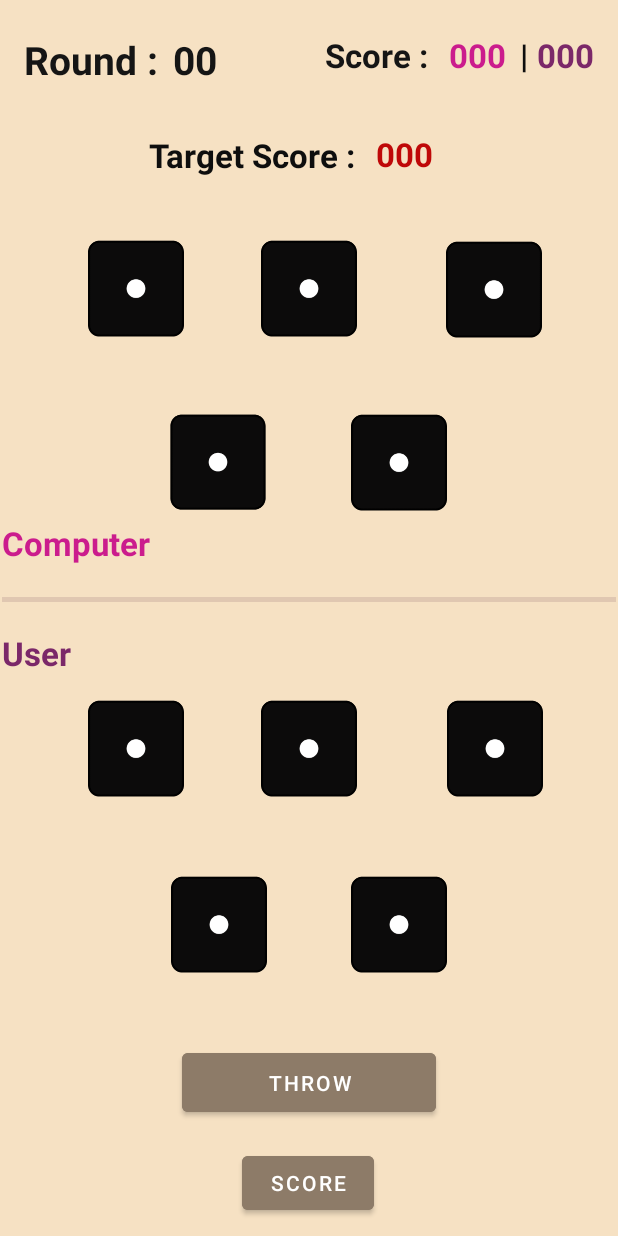
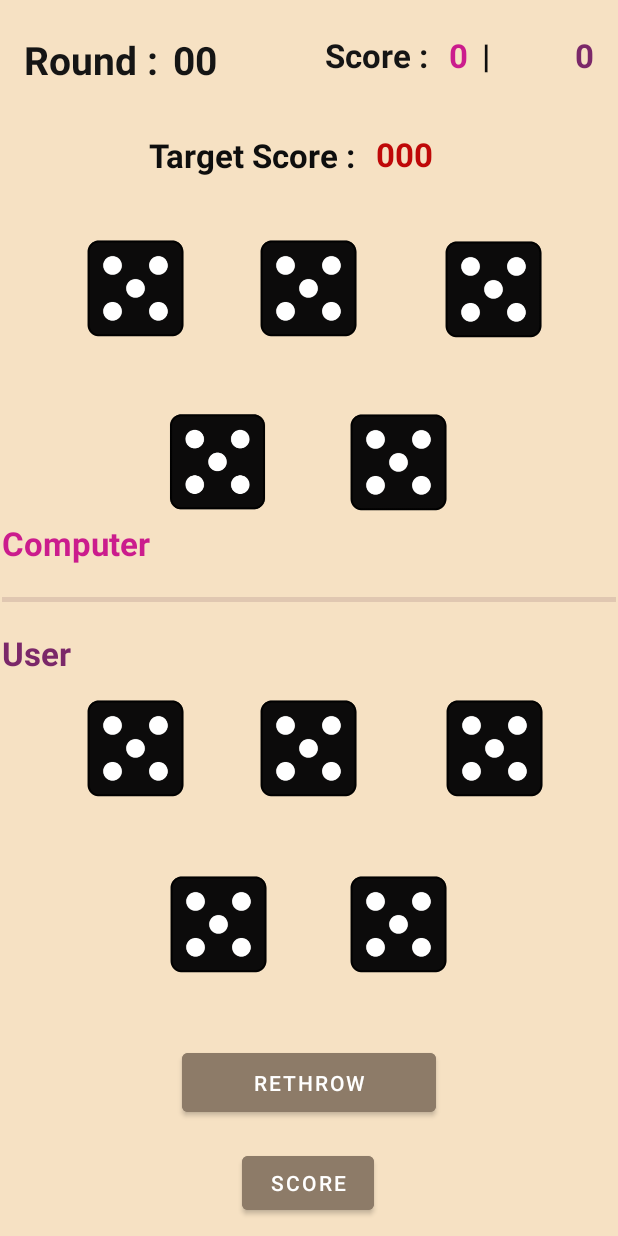
Before and after one commit to BanuL01/Dice_Roll, an Android app: the game screen opened directly, with no data from a screen before it, after a tap on "THROW", on a phone screen of 412 x 824 dp. Run offline under Robolectric (Android 15) with nearby library versions, the phone set to English and light mode, and no system bars; 1 other tap on this screen came first.

Commit message:
dice selection, score update

```diff
--- a/app/src/main/java/com/example/dice_application/game.kt
+++ b/app/src/main/java/com/example/dice_application/game.kt
@@ -1,30 +1,178 @@
 package com.example.dice_application
 
+import android.graphics.Color
 import androidx.appcompat.app.AppCompatActivity
 import android.os.Bundle
 import android.widget.Button
+import android.widget.ImageView
+import android.widget.TextView
 import java.util.*
 
 class game : AppCompatActivity() {
     val random = Random()
+
+    var com_total = 0
+    var user_total = 0
+    var computer_list = mutableListOf<Int>()
+    var user_list = mutableListOf<Int>()
+    var dice_select = mutableListOf<Boolean>(false,false,false,false,false)
+
+    var user_dice_List: MutableList<ImageView>? =null
+
     override fun onCreate(savedInstanceState: Bundle?) {
         super.onCreate(savedInstanceState)
         setContentView(R.layout.activity_game)
 
+        val throw_button : Button = findViewById(R.id.throw_button)
+        val score : Button = findViewById(R.id.score)
 
-        var computer_list = mutableListOf<Int>()
-        var user_list = mutableListOf<Int>()
 
-        val throw_button : Button = findViewById(R.id.throw_button)
+        val com_d1 : ImageView = findViewById(R.id.com_d1)
+        val com_d2 : ImageView = findViewById(R.id.com_d2)
+        val com_d3 : ImageView = findViewById(R.id.com_d3)
+        val com_d4 : ImageView = findViewById(R.id.com_d4)
+        val com_d5 : ImageView = findViewById(R.id.com_d5)
+        val user_d1 : ImageView = findViewById(R.id.user_d1)
+        val user_d2 : ImageView = findViewById(R.id.user_d2)
+        val user_d3 : ImageView = findViewById(R.id.user_d3)
+        val user_d4 : ImageView = findViewById(R.id.user_d4)
+        val user_d5 : ImageView = findViewById(R.id.user_d5)
+        val com_score_text : TextView = findViewById(R.id.com_score)
+        val user_score_text : TextView = findViewById(R.id.user_score)
+
+        val com_dice_list = mutableListOf<ImageView>(com_d1,com_d2,com_d3,com_d4,com_d5) //dice faces
+        user_dice_List = mutableListOf<ImageView>(user_d1,user_d2,user_d3,user_d4,user_d5)
 
         throw_button.setOnClickListener {
 
-            computer_list=genarateList()
-            user_list=genarateList()
+            computer_list = genarateList()
+
+            if(throw_button.text == "Throw") {
+                user_list = genarateList()
+                throw_button.setText("Rethrow")
+                for (i in 0 until 5){
+                    user_dice_List!![i].isClickable = true
+                }
+
+            }
+
+            else if (throw_button.text == "Rethrow"){
+                throw_button.setText("Rethrow Again")
+
+                for (i in 0 until 5){
+                    if (dice_select[i] == false){
+                        var rannum = Random().nextInt(6) + 1
+                        user_list[i] = rannum
+                    }
+                }
+            }
+             else {
+                throw_button.setText("Throw")
+                updateScore()
+                com_score_text.setText(com_total.toString())
+                user_score_text.setText(user_total.toString())
+                for (i in 0 until 5){
+                    user_dice_List!![i].isClickable = false
+                }
+
+                for (i in 0 until 5){
+                    if (dice_select[i] == false){
+                        var rannum = Random().nextInt(6) + 1
+                        user_list[i] = rannum
+                    }
+                }
+
+
+                //reset part
+                dice_select = mutableListOf<Boolean>(false,false,false,false,false)
+                for (index in 0 until 5){
+                    dice_select[index] = false
+                    user_dice_List?.get(index)?.setBackgroundColor(Color.TRANSPARENT)
+                }
+            }
 
             println(computer_list)
             println(user_list)
+
+            for (diceIndex in 0 until 5){
+                setImage(com_dice_list[diceIndex],computer_list[diceIndex])
+                setImage(user_dice_List!![diceIndex],user_list[diceIndex])
+            }
+
         }
+
+        score.setOnClickListener {
+            updateScore()
+
+            com_score_text.setText(com_total.toString())
+            user_score_text.setText(user_total.toString())
+
+
+//            if(com_total.toString().length == 1){
+//                com_score_text.setText("00" + com_total.toString())
+//            }
+//            else if (com_total.toString().length == 2)
+//                com_score_text.setText("0" + com_total.toString())
+//
+//            else com_score_text.setText(com_total.toString())
+//
+//            if(user_total.toString().length == 1){
+//                user_score_text.setText("00" + user_total.toString())
+//            }
+//            else if (user_total.toString().length == 2)
+//                user_score_text.setText("0" + user_total.toString())
+//
+//            else user_score_text.setText(user_total.toString())
+//
+
+            println(com_total)
+            println(user_total)
+
+
+        }
+        for (i in 0 until 5){
+            user_dice_List!![i].setOnClickListener {
+                selectImage(i)
+            }
+           user_dice_List!![i].isClickable = false
+        }
+
+
+    }
+
+    private fun selectImage(index: Int) {
+        if (dice_select[index] == false){
+            dice_select[index] = true
+            user_dice_List?.get(index)?.setBackgroundColor(getColor(R.color.brown_background))
+        }
+        else {
+            dice_select[index] = false
+            user_dice_List?.get(index)?.setBackgroundColor(Color.TRANSPARENT)
+        }
+    }
+
+    private fun updateScore() {
+        for (itemIndex in 0 .. 4) {
+            com_total += computer_list[itemIndex]
+            user_total += user_list[itemIndex]
+        }
+    }
+
+    private fun setImage(image: ImageView, randomValue: Int) {
+        if (randomValue==1){
+            image.setImageResource(R.drawable.dice_1)
+        }else if (randomValue==2){
+            image.setImageResource(R.drawable.dice_2)
+        }else if (randomValue==3){
+            image.setImageResource(R.drawable.dice_3)
+        }else if (randomValue==4){
+            image.setImageResource(R.drawable.dice_4)
+        }else if (randomValue==5){
+            image.setImageResource(R.drawable.dice_5)
+        }else if (randomValue==6){
+            image.setImageResource(R.drawable.dice_6)
+        }
+
     }
 
     private fun genarateList(): MutableList<Int> {
@@ -36,4 +184,10 @@ class game : AppCompatActivity() {
         }
         return  temp_list
     }
+
+
+
+
+
+
 }
--- a/app/src/main/res/layout/activity_game.xml
+++ b/app/src/main/res/layout/activity_game.xml
@@ -9,7 +9,7 @@
 
 
     <Button
-        android:id="@+id/button2"
+        android:id="@+id/score"
         android:layout_width="wrap_content"
         android:layout_height="wrap_content"
         android:layout_marginStart="40dp"
@@ -26,7 +26,7 @@
         android:layout_marginBottom="17dp"
         android:backgroundTint="#8D7B68"
         android:text="Throw"
-        app:layout_constraintBottom_toTopOf="@+id/button2"
+        app:layout_constraintBottom_toTopOf="@+id/score"
         app:layout_constraintEnd_toEndOf="parent"
         app:layout_constraintStart_toStartOf="parent" />
 
@@ -46,67 +46,72 @@
         app:layout_constraintTop_toTopOf="@+id/textView7" />
 
     <ImageView
-        android:id="@+id/imageView15"
+        android:id="@+id/user_d1"
         android:layout_width="80dp"
         android:layout_height="0dp"
         android:layout_marginStart="49dp"
         android:layout_marginEnd="55dp"
-        app:layout_constraintBottom_toBottomOf="@+id/imageView16"
-        app:layout_constraintEnd_toEndOf="@+id/imageView18"
+        android:clickable="false"
+        app:layout_constraintBottom_toBottomOf="@+id/user_d2"
+        app:layout_constraintEnd_toEndOf="@+id/user_d4"
         app:layout_constraintStart_toStartOf="@+id/textView8"
-        app:layout_constraintTop_toTopOf="@+id/imageView16"
+        app:layout_constraintTop_toTopOf="@+id/user_d2"
         app:srcCompat="@drawable/dice_1" />
 
     <ImageView
-        android:id="@+id/imageView18"
+        android:id="@+id/user_d4"
         android:layout_width="80dp"
         android:layout_height="0dp"
         android:layout_marginStart="104dp"
         android:layout_marginEnd="104dp"
-        app:layout_constraintBottom_toBottomOf="@+id/imageView19"
+        android:clickable="false"
+        app:layout_constraintBottom_toBottomOf="@+id/user_d5"
         app:layout_constraintEnd_toEndOf="@+id/throw_button"
         app:layout_constraintStart_toStartOf="@+id/textView8"
-        app:layout_constraintTop_toTopOf="@+id/imageView19"
+        app:layout_constraintTop_toTopOf="@+id/user_d5"
         app:srcCompat="@drawable/dice_1" />
 
     <ImageView
-        android:id="@+id/imageView19"
+        android:id="@+id/user_d5"
         android:layout_width="80dp"
         android:layout_height="80dp"
         android:layout_marginStart="105dp"
         android:layout_marginTop="36dp"
         android:layout_marginEnd="105dp"
         android:layout_marginBottom="39dp"
+        android:clickable="false"
         app:layout_constraintBottom_toTopOf="@+id/throw_button"
         app:layout_constraintEnd_toEndOf="@+id/divider"
         app:layout_constraintStart_toStartOf="@+id/throw_button"
-        app:layout_constraintTop_toBottomOf="@+id/imageView17"
+        app:layout_constraintTop_toBottomOf="@+id/user_d3"
         app:srcCompat="@drawable/dice_1" />
 
     <ImageView
-        android:id="@+id/imageView16"
+        android:id="@+id/user_d2"
         android:layout_width="80dp"
         android:layout_height="80dp"
         android:layout_marginTop="57dp"
+        android:clickable="false"
         app:layout_constraintEnd_toEndOf="parent"
         app:layout_constraintStart_toStartOf="parent"
         app:layout_constraintTop_toBottomOf="@+id/divider"
         app:srcCompat="@drawable/dice_1" />
 
     <ImageView
-        android:id="@+id/imageView17"
+        android:id="@+id/user_d3"
         android:layout_width="80dp"
         android:layout_height="0dp"
         android:layout_marginStart="41dp"
         android:layout_marginEnd="41dp"
-        app:layout_constraintBottom_toBottomOf="@+id/imageView16"
+        android:clickable="false"
+        app:layout_constraintBottom_toBottomOf="@+id/user_d2"
         app:layout_constraintEnd_toEndOf="@+id/divider"
-        app:layout_constraintStart_toEndOf="@+id/button2"
-        app:layout_constraintTop_toTopOf="@+id/imageView16"
+        app:layout_constraintStart_toEndOf="@+id/score"
+        app:layout_constraintTop_toTopOf="@+id/user_d2"
         app:srcCompat="@drawable/dice_1" />
 
     <ImageView
-        android:id="@+id/imageView14"
+        android:id="@+id/com_d5"
         android:layout_width="80dp"
         android:layout_height="80dp"
         android:layout_marginStart="105dp"
@@ -118,15 +123,15 @@
         app:srcCompat="@drawable/dice_1" />
 
     <ImageView
-        android:id="@+id/imageView13"
+        android:id="@+id/com_d4"
         android:layout_width="80dp"
         android:layout_height="0dp"
         android:layout_marginStart="104dp"
         android:layout_marginEnd="104dp"
         app:layout_constraintBottom_toTopOf="@+id/textView7"
-        app:layout_constraintEnd_toStartOf="@+id/imageView12"
+        app:layout_constraintEnd_toStartOf="@+id/com_d3"
         app:layout_constraintStart_toStartOf="@+id/textView7"
-        app:layout_constraintTop_toTopOf="@+id/imageView14"
+        app:layout_constraintTop_toTopOf="@+id/com_d5"
         app:srcCompat="@drawable/dice_1" />
 
     <TextView
@@ -140,38 +145,38 @@
         android:textSize="22sp"
         android:textStyle="bold"
         app:layout_constraintStart_toStartOf="parent"
-        app:layout_constraintTop_toBottomOf="@+id/imageView10" />
+        app:layout_constraintTop_toBottomOf="@+id/com_d1" />
 
     <ImageView
-        android:id="@+id/imageView10"
+        android:id="@+id/com_d1"
         android:layout_width="0dp"
         android:layout_height="0dp"
-        app:layout_constraintBottom_toBottomOf="@+id/imageView11"
-        app:layout_constraintEnd_toEndOf="@+id/imageView15"
-        app:layout_constraintStart_toStartOf="@+id/imageView15"
-        app:layout_constraintTop_toTopOf="@+id/imageView11"
+        app:layout_constraintBottom_toBottomOf="@+id/com_d2"
+        app:layout_constraintEnd_toEndOf="@+id/user_d1"
+        app:layout_constraintStart_toStartOf="@+id/user_d1"
+        app:layout_constraintTop_toTopOf="@+id/com_d2"
         app:srcCompat="@drawable/dice_1" />
 
     <ImageView
-        android:id="@+id/imageView11"
+        android:id="@+id/com_d2"
         android:layout_width="80dp"
         android:layout_height="80dp"
         android:layout_marginTop="34dp"
         android:layout_marginBottom="36dp"
-        app:layout_constraintBottom_toTopOf="@+id/imageView13"
+        app:layout_constraintBottom_toTopOf="@+id/com_d4"
         app:layout_constraintEnd_toEndOf="parent"
         app:layout_constraintStart_toStartOf="parent"
         app:layout_constraintTop_toBottomOf="@+id/target_score"
         app:srcCompat="@drawable/dice_1" />
 
     <ImageView
-        android:id="@+id/imageView12"
+        android:id="@+id/com_d3"
         android:layout_width="0dp"
         android:layout_height="80dp"
         android:layout_marginTop="35dp"
         android:layout_marginBottom="35dp"
-        app:layout_constraintBottom_toTopOf="@+id/imageView14"
-        app:layout_constraintEnd_toEndOf="@+id/imageView17"
+        app:layout_constraintBottom_toTopOf="@+id/com_d5"
+        app:layout_constraintEnd_toEndOf="@+id/user_d3"
         app:layout_constraintStart_toEndOf="@+id/ts_value"
         app:layout_constraintTop_toBottomOf="@+id/ts_value"
         app:srcCompat="@drawable/dice_1" />
@@ -225,11 +230,11 @@
         android:textColor="#0E0E0E"
         android:textSize="22dp"
         android:textStyle="bold"
-        app:layout_constraintStart_toEndOf="@+id/textView6"
+        app:layout_constraintStart_toEndOf="@+id/com_score"
         app:layout_constraintTop_toTopOf="parent" />
 
     <TextView
-        android:id="@+id/textView10"
+        android:id="@+id/user_score"
         android:layout_width="wrap_content"
         android:layout_height="wrap_content"
         android:layout_marginTop="22dp"
@@ -242,7 +247,7 @@
         app:layout_constraintTop_toTopOf="parent" />
 
     <TextView
-        android:id="@+id/textView6"
+        android:id="@+id/com_score"
         android:layout_width="wrap_content"
         android:layout_height="wrap_content"
         android:layout_marginStart="14dp"
--- a/app/src/main/res/values-night/themes.xml
+++ b/app/src/main/res/values-night/themes.xml
@@ -1,6 +1,6 @@
 <resources xmlns:tools="http://schemas.android.com/tools">
     <!-- Base application theme. -->
-    <style name="Theme.Dice_Application" parent="Theme.MaterialComponents.DayNight.DarkActionBar">
+    <style name="Theme.Dice_Application" parent="Theme.MaterialComponents.DayNight.NoActionBar">
         <!-- Primary brand color. -->
         <item name="colorPrimary">@color/purple_200</item>
         <item name="colorPrimaryVariant">@color/purple_700</item>
--- a/app/src/main/res/values/colors.xml
+++ b/app/src/main/res/values/colors.xml
@@ -8,4 +8,5 @@
     <color name="black">#FF000000</color>
     <color name="white">#FFFFFFFF</color>
     <color name="bage">#F9F5E7</color>
+    <color name="brown_background"> #8D7B68</color>
 </resources>
```
